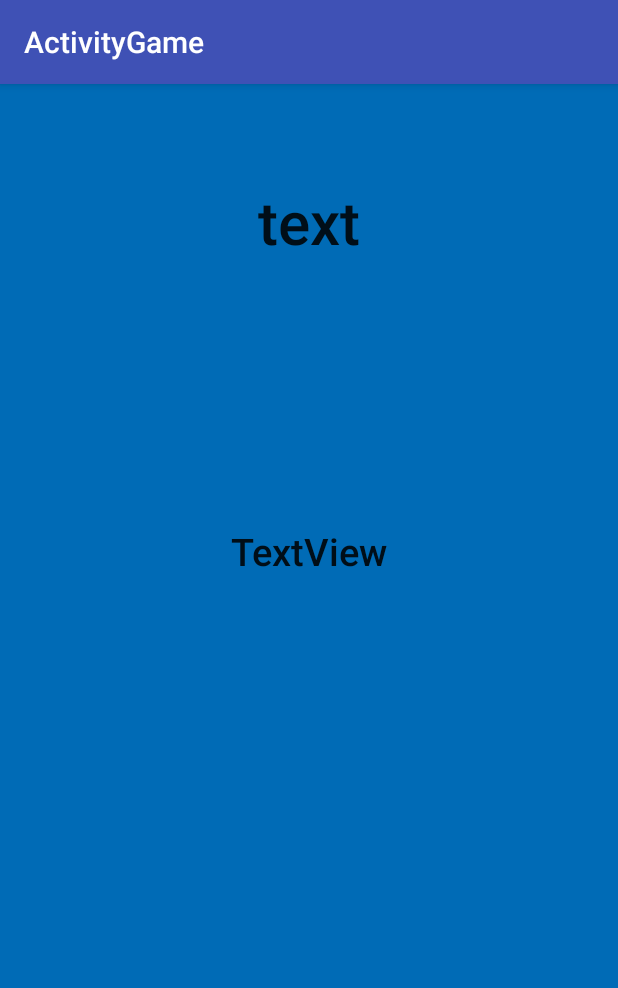
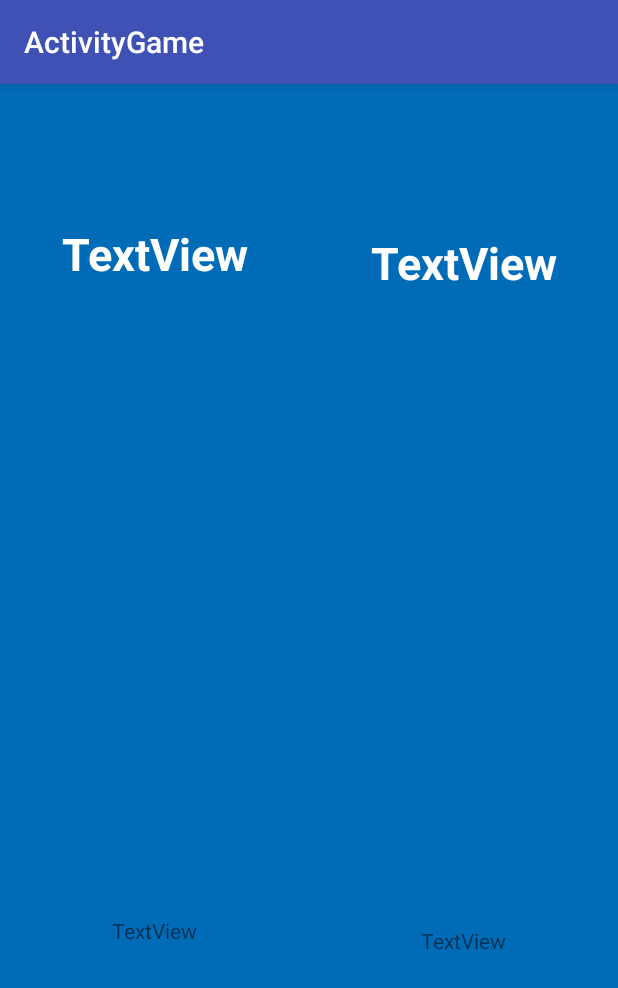
Before and after one commit to gapso8/ActivityGame, an Android app: the EndActivity screen opened directly, with no data from a screen before it, on a phone screen of 412 x 824 dp. Shown: the top 988 px of the screen. Run offline under Robolectric (Android 15) with nearby library versions, the phone set to English and light mode, and no system bars.

Commit message:
Activity - Button enabling/disabling fixed, Activity for Statistics in progress

```diff
--- a/app/src/main/java/com/example/gaper/activity/EndActivity.java
+++ b/app/src/main/java/com/example/gaper/activity/EndActivity.java
@@ -2,55 +2,125 @@ package com.example.gaper.activity;
 
 
 import android.os.Bundle;
+import android.support.constraint.ConstraintLayout;
 import android.util.Log;
+import android.widget.LinearLayout;
 import android.widget.TextView;
+
+import java.text.DecimalFormat;
+import java.util.ArrayList;
+import java.util.Collection;
+import java.util.Collections;
 
 public class EndActivity extends PlayActivity {
 
-    private TextView endText;
-    private TextView stats;
-    private String[] teamName;
+    private ArrayList values1;
+    private ArrayList values2;
 
-    double average;
+    Team myTeam1;
+    Team myTeam2;
+
+    TextView stats1;
+    TextView stats2;
+
+    ConstraintLayout firstLL;
+    ConstraintLayout secondLL;
+
 
     @Override
     protected void onCreate(Bundle savedInstanceState) {
         super.onCreate(savedInstanceState);
         setContentView(R.layout.activity_end);
 
-        endText = (TextView) findViewById(R.id.endText);
-        stats = (TextView) findViewById(R.id.stats);
+        firstLL = (ConstraintLayout) findViewById(R.id.firstLL);
+        secondLL = (ConstraintLayout) findViewById(R.id.secondLL);
+
+        stats1 = (TextView) findViewById(R.id.stats1);
+        stats2 = (TextView) findViewById(R.id.stats2);
 
         Bundle myBundle = getIntent().getExtras();
 
-        //teamName = myBundle.getStringArray("teamName");
+        if (myBundle != null) {
 
-        Team myTeam1 = (Team) myBundle.getSerializable("team1");
-        Team myTeam2 = (Team) myBundle.getSerializable("team2");
+            myTeam1 = (Team) myBundle.getSerializable("team1");
+            myTeam2 = (Team) myBundle.getSerializable("team2");
 
-        //Log.d("neki", myTeam1.name + "_ " + myTeam2.name);
+            values1 = myTeam1.values;
+            values2 = myTeam2.values;
 
-        //setText();
-        //setStats();
+
+            setBackgroundColor();
+
+            setStats();
+        }
+
     }
 
-    /*private void setText() {
-        average = (correct / (correct + incorrect));
-        String avgString = String.format("\nYour average is %d %%", (int)(average * 100));
 
-        if (correct + incorrect == 0)
-            endText.setText("You have to do at least one word");
-        else if (average >= 0.9)
-            endText.setText("Very good!" + avgString);
-        else if (average >= 0.7 && average < 0.9)
-            endText.setText("It could be better!" + avgString);
-        else if (average >= 0.5 && average < 0.7)
-            endText.setText("You definitely need more practise!" + avgString);
-        else if (average >= 0.0 && average < 0.5)
-            endText.setText("Very bad!" + avgString);
+
+    private void setBackgroundColor() {
+
+        switch (myTeam1.color) {
+            case "red":
+                firstLL.setBackgroundColor(getResources().getColor(R.color.red));
+                break;
+            case "green":
+                firstLL.setBackgroundColor(getResources().getColor(R.color.green));
+                break;
+            case "blue":
+                firstLL.setBackgroundColor(getResources().getColor(R.color.blue));
+                break;
+            case "black":
+                firstLL.setBackgroundColor(getResources().getColor(R.color.black));
+                break;
+        }
+
+        switch (myTeam2.color) {
+            case "red":
+                secondLL.setBackgroundColor(getResources().getColor(R.color.red));
+                break;
+            case "green":
+                secondLL.setBackgroundColor(getResources().getColor(R.color.green));
+                break;
+            case "blue":
+                secondLL.setBackgroundColor(getResources().getColor(R.color.blue));
+                break;
+            case "black":
+                secondLL.setBackgroundColor(getResources().getColor(R.color.black));
+                break;
+        }
     }
 
-    private void setStats(){
+    private void setStats() {
+        double average;
+        String avgString;
+
+        average = ((double) Collections.frequency(myTeam1.values, "correct") /
+                ((double) Collections.frequency(myTeam1.values, "correct") + (double) Collections.frequency(myTeam1.values, "incorrect")));
+
+        avgString = String.format("Your average: %d%%", (int) (average * 100));
+
+        String s1 = myTeam1.name + "\n\nPoints: " + Collections.frequency(myTeam1.values, "correct") +
+                "\nIncorrect: " + Collections.frequency(myTeam1.values, "incorrect") + "\n\n" + avgString;
+
+
+
+        average = ((double) Collections.frequency(myTeam2.values, "correct") /
+                ((double) Collections.frequency(myTeam2.values, "correct") + (double) Collections.frequency(myTeam2.values, "incorrect")));
+
+        avgString = String.format("Your average: %d%%", (int) (average * 100));
+
+
+        String s2 = myTeam2.name + "\n\nPoints: " + Collections.frequency(myTeam2.values, "correct") +
+                "\nIncorrect: " + Collections.frequency(myTeam2.values, "incorrect") + "\n\n" + avgString;
+
+        stats1.setText(s1);
+        stats2.setText(s2);
+    }
+
+
+/*
+    private void setDetailedStats(){
         String tries = String.format("\nNumber of tries: %d \n", correctVal + incorrectVal);
         String speaking = String.format("\n\nCorrect speaks: %d \nIncorrect speaks: %d \n",specorVal, speincVal);
         String drawing = String.format("\nCorrect drawings: %d \nIncorrect drawings: %d \n",dracorVal, draincVal);
@@ -59,4 +129,5 @@ public class EndActivity extends PlayActivity {
         stats.setText("STATISTICS\n" + tries + speaking + drawing + pantomime);
     }
     */
+
 }
--- a/app/src/main/java/com/example/gaper/activity/PlayActivity.java
+++ b/app/src/main/java/com/example/gaper/activity/PlayActivity.java
@@ -3,7 +3,6 @@ package com.example.gaper.activity;
 import android.content.Context;
 import android.content.Intent;
 import android.database.Cursor;
-import android.graphics.Color;
 import android.media.MediaPlayer;
 import android.net.Uri;
 import android.os.Bundle;
@@ -64,7 +63,7 @@ public class PlayActivity extends MainActivity {
                     start(90);
                     word.setVisibility(View.INVISIBLE);
                     visible.setVisibility(View.VISIBLE);
-                    time.setTextColor(Color.parseColor("#000000"));
+                    //time.setTextColor(Color.parseColor("#000000"));
                     enableButtons(true, 4);
                     break;
                 case R.id.stop:
@@ -157,8 +156,12 @@ public class PlayActivity extends MainActivity {
                 setTeamColor(teamColor[0]);
             }
         }
+
         start.setEnabled(false);
+        start.setTextColor(getResources().getColor(R.color.grey));
         stop.setEnabled(false);
+        stop.setTextColor(getResources().getColor(R.color.grey));
+        enableButtons(true, 3);
 
         visible.setOnClickListener(new View.OnClickListener() {
             @Override
@@ -199,7 +202,6 @@ public class PlayActivity extends MainActivity {
                     time.setText(minute + " minute : " + preostaleSekunde + secondString);
                 }
                 if (sek <= 10) {
-                    time.setTextColor(Color.parseColor("#FF0000"));
                     mp.start();
                 }
             }
@@ -212,6 +214,7 @@ public class PlayActivity extends MainActivity {
                 cancel();
                 enableButtons(true, 3);
                 stop.setEnabled(false);
+                stop.setTextColor(getResources().getColor(R.color.grey));
                 points(false);
                 vibrateOnEnd();
             }
@@ -421,19 +424,15 @@ public class PlayActivity extends MainActivity {
         switch (col) {
             case "red":
                 constraintLayout.setBackgroundColor(getResources().getColor(R.color.red));
-                //changeTextColor(1);
                 break;
             case "green":
                 constraintLayout.setBackgroundColor(getResources().getColor(R.color.green));
-                //changeTextColor(1);
                 break;
             case "blue":
                 constraintLayout.setBackgroundColor(getResources().getColor(R.color.blue));
-                //changeTextColor(1);
                 break;
             case "black":
                 constraintLayout.setBackgroundColor(getResources().getColor(R.color.black));
-                //changeTextColor(0);
                 break;
         }
     }
--- a/app/src/main/res/layout/activity_end.xml
+++ b/app/src/main/res/layout/activity_end.xml
@@ -1,39 +1,83 @@
 <?xml version="1.0" encoding="utf-8"?>
-<android.support.constraint.ConstraintLayout xmlns:android="http://schemas.android.com/apk/res/android"
+<LinearLayout xmlns:android="http://schemas.android.com/apk/res/android"
     xmlns:app="http://schemas.android.com/apk/res-auto"
     xmlns:tools="http://schemas.android.com/tools"
+    android:id="@+id/linearLayout"
     android:layout_width="match_parent"
     android:layout_height="match_parent"
     android:background="#006BB6"
-    tools:context="com.example.gaper.activity.EndActivity">
+    android:orientation="horizontal"
+    android:visibility="visible"
+    tools:context="com.example.gaper.activity.EndActivity"
+    android:baselineAligned="false">
 
-    <TextView
-        android:id="@+id/endText"
-        android:layout_width="0dp"
-        android:layout_height="229dp"
-        android:text="@string/endText"
-        android:textAlignment="center"
-        android:textAppearance="@style/TextAppearance.AppCompat.Title"
-        android:textSize="40sp"
-        app:layout_constraintBottom_toBottomOf="parent"
-        app:layout_constraintEnd_toEndOf="parent"
-        app:layout_constraintHorizontal_bias="0.0"
-        app:layout_constraintStart_toStartOf="parent"
-        app:layout_constraintTop_toTopOf="parent"
-        app:layout_constraintVertical_bias="0.12" />
+    <android.support.constraint.ConstraintLayout
+        android:id="@+id/firstLL"
+        android:layout_width="50dp"
+        android:layout_height="match_parent"
+        android:layout_weight="1">
 
-    <TextView
-        android:id="@+id/stats"
-        android:layout_width="339dp"
-        android:layout_height="0dp"
-        android:text="@string/statisticsText"
-        android:textAlignment="center"
-        android:textAppearance="@style/TextAppearance.AppCompat.Title"
-        android:textSize="25sp"
-        app:layout_constraintBottom_toBottomOf="parent"
-        app:layout_constraintEnd_toEndOf="parent"
-        app:layout_constraintStart_toStartOf="parent"
-        app:layout_constraintTop_toBottomOf="@+id/endText"
-        app:layout_constraintVertical_bias="0.28" />
+        <TextView
+            android:id="@+id/details1"
+            android:layout_width="wrap_content"
+            android:layout_height="wrap_content"
+            android:text="TextView"
+            app:layout_constraintBottom_toBottomOf="parent"
+            app:layout_constraintEnd_toEndOf="parent"
+            app:layout_constraintStart_toStartOf="parent"
+            app:layout_constraintTop_toTopOf="parent"
+            app:layout_constraintVertical_bias="0.741" />
 
-</android.support.constraint.ConstraintLayout>
+        <TextView
+            android:id="@+id/stats1"
+            android:layout_width="wrap_content"
+            android:layout_height="wrap_content"
+            android:text="@string/stats1"
+            android:textAlignment="center"
+            android:textColor="@color/text"
+            android:textSize="30sp"
+            android:textStyle="bold"
+            app:layout_constraintBottom_toBottomOf="parent"
+            app:layout_constraintEnd_toEndOf="parent"
+            app:layout_constraintHorizontal_bias="0.507"
+            app:layout_constraintStart_toStartOf="parent"
+            app:layout_constraintTop_toTopOf="parent"
+            app:layout_constraintVertical_bias="0.127" />
+    </android.support.constraint.ConstraintLayout>
+
+    <android.support.constraint.ConstraintLayout
+        android:id="@+id/secondLL"
+        android:layout_width="50dp"
+        android:layout_height="match_parent"
+        android:layout_weight="1">
+
+        <TextView
+            android:id="@+id/stats2"
+            android:layout_width="wrap_content"
+            android:layout_height="wrap_content"
+            android:text="@string/stats2"
+            android:textAlignment="center"
+            android:textColor="@color/text"
+            android:textSize="30sp"
+            android:textStyle="bold"
+            app:layout_constraintBottom_toBottomOf="parent"
+            app:layout_constraintEnd_toEndOf="parent"
+            app:layout_constraintHorizontal_bias="0.507"
+            app:layout_constraintStart_toStartOf="parent"
+            app:layout_constraintTop_toTopOf="parent"
+            app:layout_constraintVertical_bias="0.136"
+            tools:text="@string/stats1" />
+
+        <TextView
+            android:id="@+id/details2"
+            android:layout_width="wrap_content"
+            android:layout_height="wrap_content"
+            android:text="TextView"
+            app:layout_constraintBottom_toBottomOf="parent"
+            app:layout_constraintEnd_toEndOf="parent"
+            app:layout_constraintStart_toStartOf="parent"
+            app:layout_constraintTop_toTopOf="parent"
+            app:layout_constraintVertical_bias="0.75" />
+    </android.support.constraint.ConstraintLayout>
+
+</LinearLayout>
--- a/app/src/main/res/values/strings.xml
+++ b/app/src/main/res/values/strings.xml
@@ -38,4 +38,6 @@
     <string name="points2">0 points</string>
     <string name="player_on">TextView</string>
     <string name="visible">TODO</string>
+    <string name="stats1">TextView</string>
+    <string name="stats2">TextView</string>
 </resources>
```
